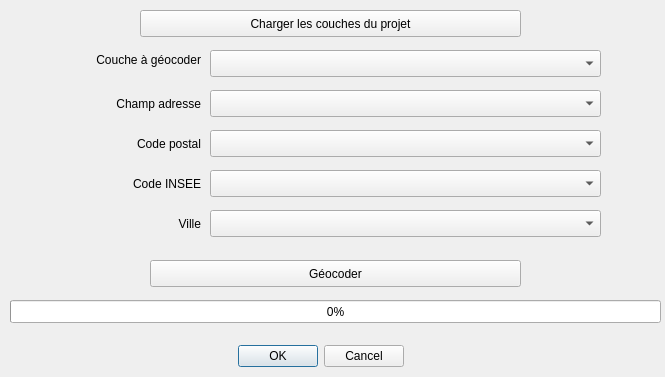
Before: the Qt Designer form qbano/qbano_dialog_base.ui in AGAM13002/qbano, drawn with Qt 5.
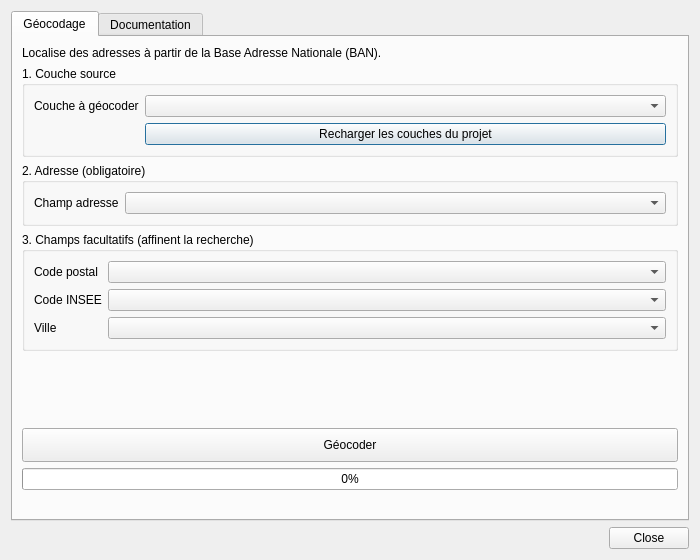
After: the same form once the commit is applied.

Commit message: Improve dialog layout and add documentation tab

```diff
--- a/qbano/qbano_dialog_base.ui
+++ b/qbano/qbano_dialog_base.ui
@@ -6,198 +6,222 @@
    <rect>
     <x>0</x>
     <y>0</y>
-    <width>665</width>
-    <height>377</height>
+    <width>700</width>
+    <height>560</height>
    </rect>
   </property>
+  <property name="minimumSize">
+   <size>
+    <width>560</width>
+    <height>480</height>
+   </size>
+  </property>
   <property name="windowTitle">
    <string>qbano</string>
   </property>
-  <widget class="QDialogButtonBox" name="button_box">
-   <property name="geometry">
-    <rect>
-     <x>223</x>
-     <y>340</y>
-     <width>181</width>
-     <height>32</height>
-    </rect>
-   </property>
-   <property name="orientation">
-    <enum>Qt::Horizontal</enum>
-   </property>
-   <property name="standardButtons">
-    <set>QDialogButtonBox::Cancel|QDialogButtonBox::Ok</set>
-   </property>
-  </widget>
-  <widget class="QComboBox" name="_listecouches">
-   <property name="geometry">
-    <rect>
-     <x>210</x>
-     <y>50</y>
-     <width>391</width>
-     <height>27</height>
-    </rect>
-   </property>
-  </widget>
-  <widget class="QLabel" name="label">
-   <property name="geometry">
-    <rect>
-     <x>20</x>
-     <y>46</y>
-     <width>181</width>
-     <height>27</height>
-    </rect>
-   </property>
-   <property name="text">
-    <string>Couche à géocoder</string>
-   </property>
-   <property name="alignment">
-    <set>Qt::AlignRight|Qt::AlignTrailing|Qt::AlignVCenter</set>
-   </property>
-  </widget>
-  <widget class="QPushButton" name="_charger">
-   <property name="geometry">
-    <rect>
-     <x>140</x>
-     <y>10</y>
-     <width>381</width>
-     <height>27</height>
-    </rect>
-   </property>
-   <property name="text">
-    <string>Charger les couches du projet</string>
-   </property>
-  </widget>
-  <widget class="QComboBox" name="_champadresse">
-   <property name="geometry">
-    <rect>
-     <x>210</x>
-     <y>90</y>
-     <width>391</width>
-     <height>27</height>
-    </rect>
-   </property>
-  </widget>
-  <widget class="QLabel" name="label_2">
-   <property name="geometry">
-    <rect>
-     <x>20</x>
-     <y>90</y>
-     <width>181</width>
-     <height>27</height>
-    </rect>
-   </property>
-   <property name="text">
-    <string>Champ adresse</string>
-   </property>
-   <property name="alignment">
-    <set>Qt::AlignRight|Qt::AlignTrailing|Qt::AlignVCenter</set>
-   </property>
-  </widget>
-  <widget class="QPushButton" name="_geocoder">
-   <property name="geometry">
-    <rect>
-     <x>150</x>
-     <y>260</y>
-     <width>371</width>
-     <height>27</height>
-    </rect>
-   </property>
-   <property name="text">
-    <string>Géocoder</string>
-   </property>
-  </widget>
-  <widget class="QProgressBar" name="_progression">
-   <property name="geometry">
-    <rect>
-     <x>10</x>
-     <y>300</y>
-     <width>651</width>
-     <height>23</height>
-    </rect>
-   </property>
-   <property name="value">
-    <number>0</number>
-   </property>
-  </widget>
-  <widget class="QComboBox" name="_champcp">
-   <property name="geometry">
-    <rect>
-     <x>210</x>
-     <y>130</y>
-     <width>391</width>
-     <height>27</height>
-    </rect>
-   </property>
-  </widget>
-  <widget class="QComboBox" name="_champville">
-   <property name="geometry">
-    <rect>
-     <x>210</x>
-     <y>210</y>
-     <width>391</width>
-     <height>27</height>
-    </rect>
-   </property>
-  </widget>
-  <widget class="QLabel" name="label_3">
-   <property name="geometry">
-    <rect>
-     <x>20</x>
-     <y>130</y>
-     <width>181</width>
-     <height>27</height>
-    </rect>
-   </property>
-   <property name="text">
-    <string>Code postal</string>
-   </property>
-   <property name="alignment">
-    <set>Qt::AlignRight|Qt::AlignTrailing|Qt::AlignVCenter</set>
-   </property>
-  </widget>
-  <widget class="QLabel" name="label_4">
-   <property name="geometry">
-    <rect>
-     <x>20</x>
-     <y>210</y>
-     <width>181</width>
-     <height>27</height>
-    </rect>
-   </property>
-   <property name="text">
-    <string>Ville</string>
-   </property>
-   <property name="alignment">
-    <set>Qt::AlignRight|Qt::AlignTrailing|Qt::AlignVCenter</set>
-   </property>
-  </widget>
-  <widget class="QComboBox" name="_champinsee">
-   <property name="geometry">
-    <rect>
-     <x>210</x>
-     <y>170</y>
-     <width>391</width>
-     <height>27</height>
-    </rect>
-   </property>
-  </widget>
-  <widget class="QLabel" name="label_5">
-   <property name="geometry">
-    <rect>
-     <x>20</x>
-     <y>170</y>
-     <width>181</width>
-     <height>27</height>
-    </rect>
-   </property>
-   <property name="text">
-    <string>Code INSEE</string>
-   </property>
-   <property name="alignment">
-    <set>Qt::AlignRight|Qt::AlignTrailing|Qt::AlignVCenter</set>
-   </property>
-  </widget>
+  <layout class="QVBoxLayout" name="layout_principal">
+   <item>
+    <widget class="QTabWidget" name="_onglets">
+     <property name="currentIndex">
+      <number>0</number>
+     </property>
+     <widget class="QWidget" name="onglet_geocodage">
+      <attribute name="title">
+       <string>Géocodage</string>
+      </attribute>
+      <layout class="QVBoxLayout" name="layout_geocodage">
+       <item>
+        <widget class="QLabel" name="_intro">
+         <property name="text">
+          <string>Localise des adresses à partir de la Base Adresse Nationale (BAN).</string>
+         </property>
+         <property name="wordWrap">
+          <bool>true</bool>
+         </property>
+        </widget>
+       </item>
+       <item>
+        <widget class="QGroupBox" name="groupe_couche">
+         <property name="title">
+          <string>1. Couche source</string>
+         </property>
+         <layout class="QFormLayout" name="form_couche">
+          <item row="0" column="0">
+           <widget class="QLabel" name="label">
+            <property name="text">
+             <string>Couche à géocoder</string>
+            </property>
+           </widget>
+          </item>
+          <item row="0" column="1">
+           <widget class="QComboBox" name="_listecouches">
+            <property name="toolTip">
+             <string>Couche vectorielle, ou table sans géométrie (CSV, Excel), ouverte dans QGIS</string>
+            </property>
+           </widget>
+          </item>
+          <item row="1" column="1">
+           <widget class="QPushButton" name="_charger">
+            <property name="toolTip">
+             <string>Met à jour la liste si vous avez ajouté ou supprimé des couches</string>
+            </property>
+            <property name="text">
+             <string>Recharger les couches du projet</string>
+            </property>
+           </widget>
+          </item>
+         </layout>
+        </widget>
+       </item>
+       <item>
+        <widget class="QGroupBox" name="groupe_adresse">
+         <property name="title">
+          <string>2. Adresse (obligatoire)</string>
+         </property>
+         <layout class="QFormLayout" name="form_adresse">
+          <item row="0" column="0">
+           <widget class="QLabel" name="label_2">
+            <property name="text">
+             <string>Champ adresse</string>
+            </property>
+           </widget>
+          </item>
+          <item row="0" column="1">
+           <widget class="QComboBox" name="_champadresse">
+            <property name="toolTip">
+             <string>Colonne contenant l'adresse (de préférence complète : numéro, rue, code postal, ville)</string>
+            </property>
+           </widget>
+          </item>
+         </layout>
+        </widget>
+       </item>
+       <item>
+        <widget class="QGroupBox" name="groupe_facultatif">
+         <property name="title">
+          <string>3. Champs facultatifs (affinent la recherche)</string>
+         </property>
+         <layout class="QFormLayout" name="form_facultatif">
+          <item row="0" column="0">
+           <widget class="QLabel" name="label_3">
+            <property name="text">
+             <string>Code postal</string>
+            </property>
+           </widget>
+          </item>
+          <item row="0" column="1">
+           <widget class="QComboBox" name="_champcp">
+            <property name="toolTip">
+             <string>Laisser vide si le code postal est déjà dans le champ adresse</string>
+            </property>
+           </widget>
+          </item>
+          <item row="1" column="0">
+           <widget class="QLabel" name="label_5">
+            <property name="text">
+             <string>Code INSEE</string>
+            </property>
+           </widget>
+          </item>
+          <item row="1" column="1">
+           <widget class="QComboBox" name="_champinsee">
+            <property name="toolTip">
+             <string>Code INSEE de la commune : restreint la recherche à cette commune</string>
+            </property>
+           </widget>
+          </item>
+          <item row="2" column="0">
+           <widget class="QLabel" name="label_4">
+            <property name="text">
+             <string>Ville</string>
+            </property>
+           </widget>
+          </item>
+          <item row="2" column="1">
+           <widget class="QComboBox" name="_champville">
+            <property name="toolTip">
+             <string>Laisser vide si la ville est déjà dans le champ adresse</string>
+            </property>
+           </widget>
+          </item>
+         </layout>
+        </widget>
+       </item>
+       <item>
+        <spacer name="espace">
+         <property name="orientation">
+          <enum>Qt::Vertical</enum>
+         </property>
+         <property name="sizeHint" stdset="0">
+          <size>
+           <width>20</width>
+           <height>10</height>
+          </size>
+         </property>
+        </spacer>
+       </item>
+       <item>
+        <widget class="QPushButton" name="_geocoder">
+         <property name="minimumSize">
+          <size>
+           <width>0</width>
+           <height>34</height>
+          </size>
+         </property>
+         <property name="toolTip">
+          <string>Lance le géocodage et ajoute une couche de points temporaire au projet</string>
+         </property>
+         <property name="text">
+          <string>Géocoder</string>
+         </property>
+        </widget>
+       </item>
+       <item>
+        <widget class="QProgressBar" name="_progression">
+         <property name="value">
+          <number>0</number>
+         </property>
+        </widget>
+       </item>
+       <item>
+        <widget class="QLabel" name="_statut">
+         <property name="text">
+          <string/>
+         </property>
+         <property name="wordWrap">
+          <bool>true</bool>
+         </property>
+        </widget>
+       </item>
+      </layout>
+     </widget>
+     <widget class="QWidget" name="onglet_documentation">
+      <attribute name="title">
+       <string>Documentation</string>
+      </attribute>
+      <layout class="QVBoxLayout" name="layout_documentation">
+       <item>
+        <widget class="QTextBrowser" name="_documentation">
+         <property name="openExternalLinks">
+          <bool>true</bool>
+         </property>
+        </widget>
+       </item>
+      </layout>
+     </widget>
+    </widget>
+   </item>
+   <item>
+    <widget class="QDialogButtonBox" name="button_box">
+     <property name="orientation">
+      <enum>Qt::Horizontal</enum>
+     </property>
+     <property name="standardButtons">
+      <set>QDialogButtonBox::Close</set>
+     </property>
+    </widget>
+   </item>
+  </layout>
  </widget>
  <resources/>
  <connections>
```
Left out of the diff: 20 changed lines with no effect on the pictures. The commit also changes 2 other files.
